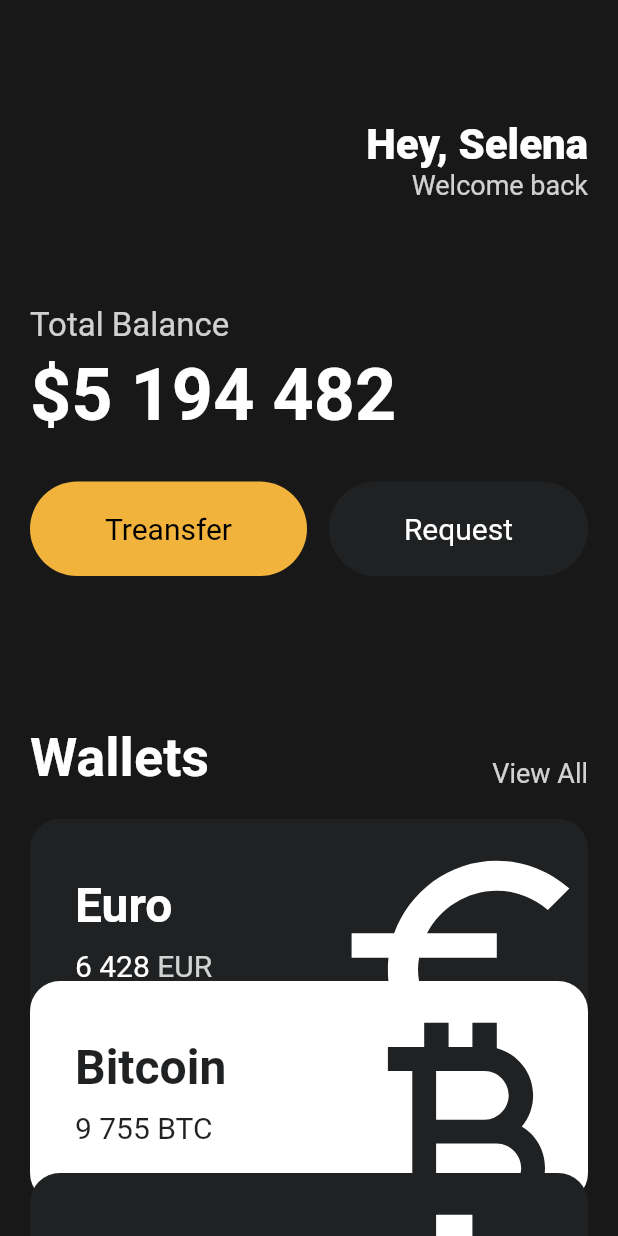
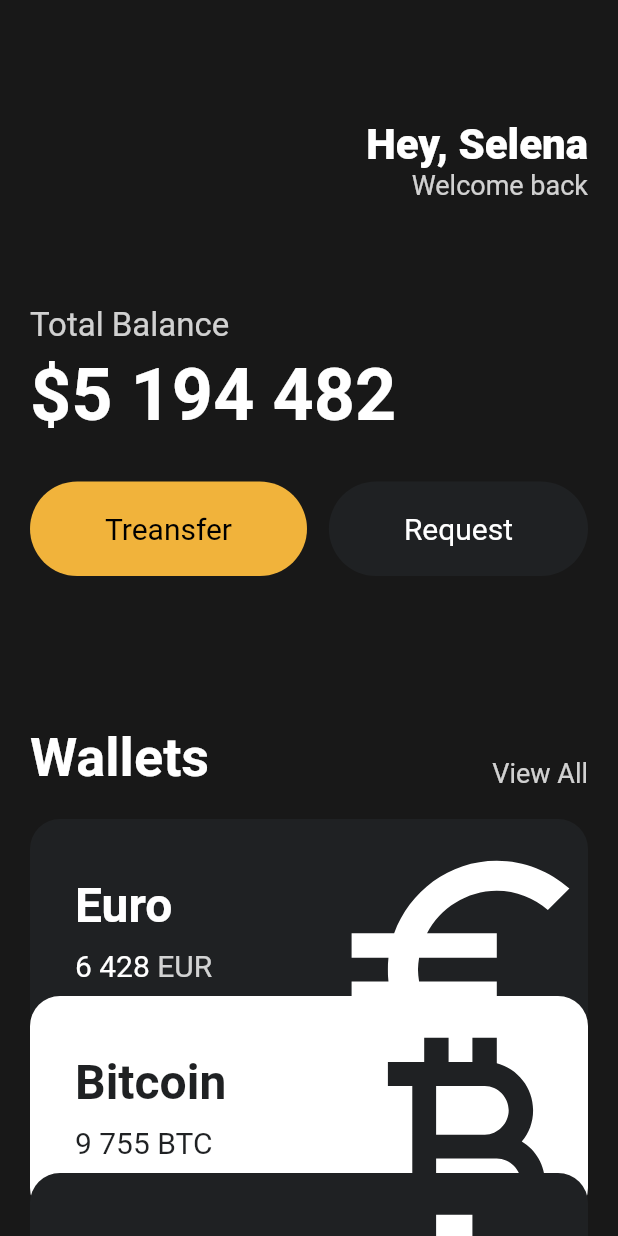
Before and after one commit to LEEBONGHAK/basic-of-flutter, a Flutter app: the screen it shows after launch, on a phone screen of 412 x 824 dp. Run offline on Flutter 3.47's test engine with Material 2 defaults, Android fonts, the phone set to English and light mode, and no system bars.

Commit message:
3.9 Code Challenge

```diff
--- a/lib/main.dart
+++ b/lib/main.dart
@@ -122,26 +122,23 @@ class App extends StatelessWidget {
                   amount: '6 428',
                   icon: Icons.euro_symbol,
                   isInverted: false,
+                  order: 0,
                 ),
-                Transform.translate(
-                  offset: const Offset(0, -40),
-                  child: const CurrencyCard(
+                const CurrencyCard(
                   name: 'Bitcoin',
                   code: 'BTC',
                   amount: '9 755',
                   icon: Icons.currency_bitcoin,
                   isInverted: true,
+                  order: 3,
                 ),
-                ),
-                Transform.translate(
-                  offset: const Offset(0, -60),
-                  child: const CurrencyCard(
+                const CurrencyCard(
                   name: 'Dollar',
                   code: 'USD',
                   amount: '1 234',
                   icon: Icons.attach_money,
                   isInverted: false,
-                  ),
+                  order: 6,
                 ),
               ],
             )),
--- a/lib/widgets/currency_card.dart
+++ b/lib/widgets/currency_card.dart
@@ -4,6 +4,7 @@ class CurrencyCard extends StatelessWidget {
   final String name, code, amount;
   final IconData icon;
   final bool isInverted;
+  final double order;
 
   final _blackColor = const Color(0xFF1F2123);
 
@@ -14,11 +15,14 @@ class CurrencyCard extends StatelessWidget {
     required this.amount,
     required this.icon,
     required this.isInverted,
+    required this.order,
   });
 
   @override
   Widget build(BuildContext context) {
-    return Container(
+    return Transform.translate(
+      offset: Offset(0, order * -10),
+      child: Container(
         clipBehavior: Clip.hardEdge,
         decoration: BoxDecoration(
           color: isInverted ? Colors.white : _blackColor,
@@ -82,6 +86,7 @@ class CurrencyCard extends StatelessWidget {
             ],
           ),
         ),
+      ),
     );
   }
 }
```
Lines whose indentation alone changed are shown as unchanged.
